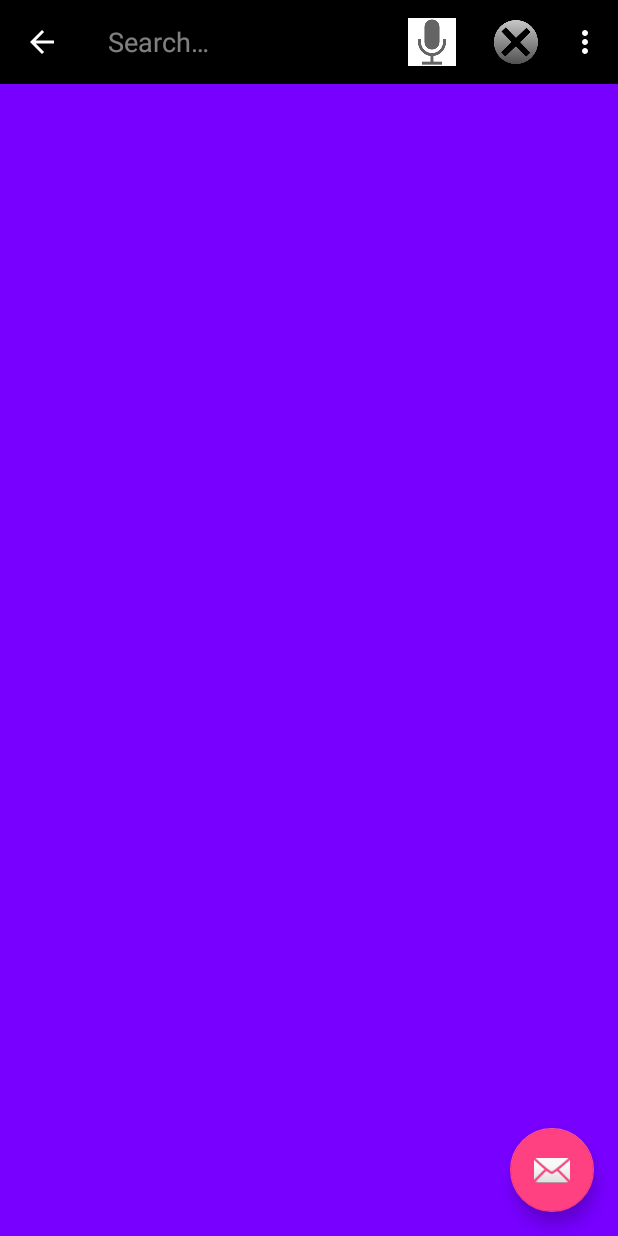
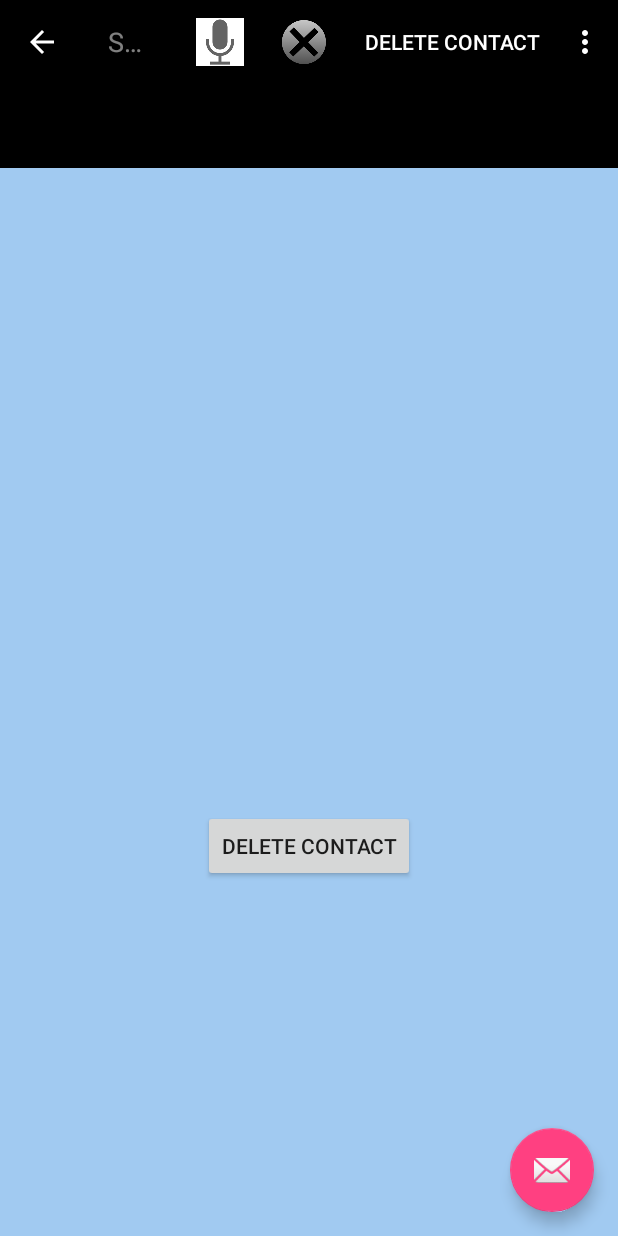
Before and after one commit to mPrivateGit/testing_SQLite, an Android app: the fragment GetContact placed in its activity, after a tap on "Search", on a phone screen of 412 x 824 dp. Run offline under Robolectric (Android 15) with nearby library versions, the phone set to English and light mode, and no system bars; 7 statements that could not run were skipped.

Commit message:
работает удаление

```diff
--- a/app/src/main/java/com/example/aprivate/testing_sqlite/bin/GetContact.java
+++ b/app/src/main/java/com/example/aprivate/testing_sqlite/bin/GetContact.java
@@ -1,14 +1,22 @@
 package com.example.aprivate.testing_sqlite.bin;
 
+import android.content.Intent;
+import android.database.sqlite.SQLiteDatabase;
 import android.os.Bundle;
 import android.support.annotation.Nullable;
 import android.support.v4.app.Fragment;
 import android.view.LayoutInflater;
+import android.view.Menu;
+import android.view.MenuInflater;
+import android.view.MenuItem;
 import android.view.View;
 import android.view.ViewGroup;
+import android.widget.Button;
 import android.widget.TextView;
 
 import com.example.aprivate.testing_sqlite.R;
+import com.example.aprivate.testing_sqlite.bin.data.BaseHelper;
+import com.example.aprivate.testing_sqlite.bin.data.BaseShema;
 
 import java.util.UUID;
 
@@ -16,10 +24,12 @@ public class GetContact extends Fragment {
     private static final String TAG = "BF_class ===========";
     private static final String ARG_CONTACT_ID = "contact_id";
 
+    private SQLiteDatabase mDbHelper;
     private Contacts mContacts;
     private TextView mTextViewFirstName;
     private TextView mTextViewSecondName;
     private TextView mTextViewPhoneNumber;
+    private Button mDeleteButton; //Костыль который нужно потом переместить в тулбар
 
     public static GetContact newInstance(UUID contactId) {
         Bundle args = new Bundle();
@@ -34,6 +44,7 @@ public class GetContact extends Fragment {
         super.onCreate(savedInstanceState);
         UUID contactsId = (UUID) getArguments().getSerializable(ARG_CONTACT_ID);
         mContacts = Collection.get(getActivity()).getContacts(contactsId);
+        setHasOptionsMenu(true);
     }
 
     @Override
@@ -46,6 +57,26 @@ public class GetContact extends Fragment {
         mTextViewPhoneNumber = (TextView) v.findViewById(R.id.get_phone_number);
 
         set();
+
+        mDeleteButton = (Button) v.findViewById(R.id.delete_contact);
+        mDeleteButton.setOnClickListener(new View.OnClickListener() {
+            @Override
+            public void onClick(View v) {
+                BaseHelper mDbHelper = new BaseHelper(getContext());
+                SQLiteDatabase db = mDbHelper.getWritableDatabase();
+
+                String test = BaseShema.Cols.UUID +
+                        " =" +
+                        "'" +
+                        mContacts.getmId().toString() +
+                        "'";
+
+                db.delete(BaseShema.ContactsTable.NAME, test, null);
+
+                Intent i = new Intent(getContext(), MainActivity.class);
+                startActivity(i);
+            }
+        });
 
         return v;
     }
@@ -62,5 +93,20 @@ public class GetContact extends Fragment {
         Collection.get(getActivity()).updateContacts(mContacts);
     }
 
-//        mTextViewFirstName.setTypeface(Typeface.createFromAsset(getActivity().getAssets(), "fonts/"));
+    @Override
+    public void onCreateOptionsMenu(Menu menu, MenuInflater inflater) {
+        inflater.inflate(R.menu.activity_menu_getcontact,menu);
+    }
+
+    @Override
+    public boolean onOptionsItemSelected(MenuItem item) {
+        // handle item selection
+        switch (item.getItemId()) {
+            case R.id.action_settings:
+                // do s.th.
+                return true;
+            default:
+                return super.onOptionsItemSelected(item);
+        }
+    }
 }
--- a/app/src/main/res/layout/fragment_contact.xml
+++ b/app/src/main/res/layout/fragment_contact.xml
@@ -2,28 +2,62 @@
     xmlns:android="http://schemas.android.com/apk/res/android"
     android:layout_width="match_parent"
     android:layout_height="match_parent"
-    android:background="#7700ff"
+    android:background="#a1caf1"
     android:orientation="vertical">
+
+    <include layout="@layout/activity_toolbar_layout" />
+
+    <ImageView
+        android:layout_width="match_parent"
+        android:layout_height="wrap_content"
+        android:layout_weight="0.4"/>
+
     <TextView
         android:id="@+id/get_first_name"
         android:layout_width="match_parent"
         android:layout_height="wrap_content"
-        android:layout_weight="0.25"
-        android:textSize="48sp">
+        android:layout_weight="0"
+        android:textSize="48sp"
+        android:paddingRight="20dp"
+        android:paddingLeft="20dp">
     </TextView>
-
     <TextView
         android:id="@+id/get_second_name"
         android:layout_width="match_parent"
         android:layout_height="wrap_content"
-        android:layout_weight="0.25"
-        android:textSize="48sp"/>
-
+        android:layout_weight="0"
+        android:textSize="48sp"
+        android:paddingRight="20dp"
+        android:paddingLeft="20dp"/>
     <TextView
         android:id="@+id/get_phone_number"
         android:layout_width="match_parent"
         android:layout_height="wrap_content"
+        android:layout_weight="0"
+        android:textSize="48sp"
+        android:paddingRight="20dp"
+        android:paddingLeft="20dp"/>
+
+    <FrameLayout
+        android:layout_width="wrap_content"
+        android:layout_height="wrap_content"
         android:layout_weight="0.25"
-        android:textSize="48sp"/>
+        android:layout_gravity="center"
+        android:paddingTop="45dp">
+
+        <Button
+            android:id="@+id/delete_contact"
+            android:layout_width="match_parent"
+            android:layout_height="wrap_content"
+            android:text="delete Contact"/>
+
+    </FrameLayout>
+
+
+    <Space
+        android:layout_width="match_parent"
+        android:layout_height="wrap_content"
+        android:layout_weight="0.25"/>
+        <!--тут вес должен быть 0,5!/>-->
 
 </LinearLayout>
--- /dev/null
+++ b/app/src/main/res/menu/activity_menu_getcontact.xml
@@ -0,0 +1,16 @@
+<?xml version="1.0" encoding="utf-8"?>
+<menu xmlns:android="http://schemas.android.com/apk/res/android"
+    xmlns:yourapp="http://schemas.android.com/apk/res-auto">
+
+    <item
+        android:id="@+id/delete_contact"
+        yourapp:showAsAction="always"
+        android:title="@string/action_delete" />
+
+    <item
+        android:id="@+id/action_edit"
+        android:title="@string/edit"
+        android:icon="@drawable/icon_toolbar_edit"
+        yourapp:showAsAction="ifRoom" />
+
+</menu>
--- a/app/src/main/res/values/strings.xml
+++ b/app/src/main/res/values/strings.xml
@@ -14,6 +14,7 @@
     <string name="navigation_drawer_close">Close navigation drawer</string>
 
     <string name="action_settings">Settings</string>
+    <string name="action_delete">Delete contact</string>
 
     <string name="search_hint">Search in</string>
     <string name="edit">Edit baby</string>
```
